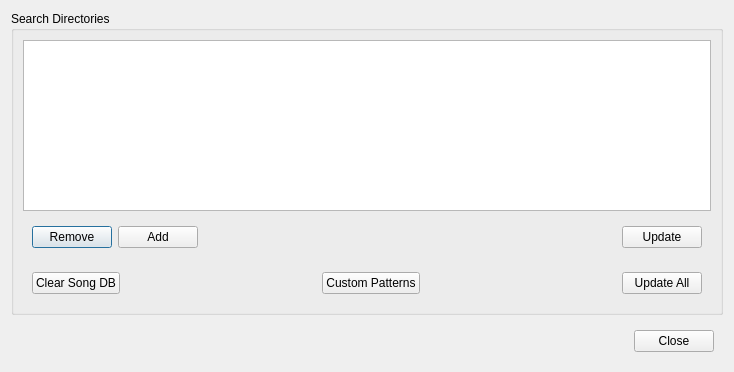
Before: the Qt Designer form OpenKJ/dlgdatabase.ui in OpenKJ/OpenKJ, drawn with Qt 5.
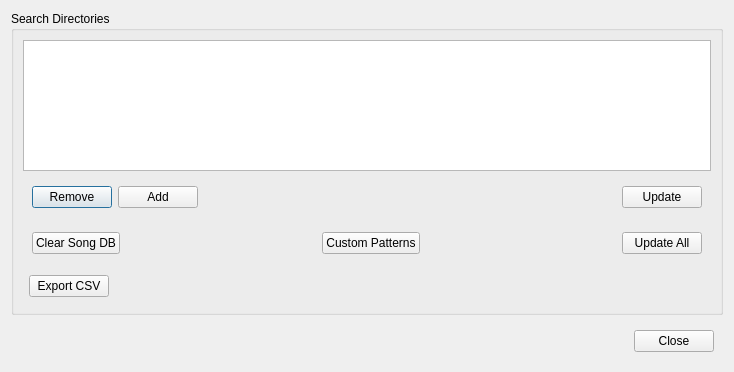
After: the same form once the commit is applied.

Commit message: Feature request - Add option to export DB as a CSV file

Diff of the .ui file:
```diff
--- a/OpenKJ/dlgdatabase.ui
+++ b/OpenKJ/dlgdatabase.ui
@@ -146,6 +146,42 @@
           </layout>
          </widget>
         </item>
+        <item>
+         <layout class="QHBoxLayout" name="horizontalLayout_4">
+          <property name="leftMargin">
+           <number>6</number>
+          </property>
+          <property name="topMargin">
+           <number>6</number>
+          </property>
+          <property name="rightMargin">
+           <number>6</number>
+          </property>
+          <property name="bottomMargin">
+           <number>6</number>
+          </property>
+          <item>
+           <widget class="QPushButton" name="btnExport">
+            <property name="text">
+             <string>Export CSV</string>
+            </property>
+           </widget>
+          </item>
+          <item>
+           <spacer name="horizontalSpacer_5">
+            <property name="orientation">
+             <enum>Qt::Horizontal</enum>
+            </property>
+            <property name="sizeHint" stdset="0">
+             <size>
+              <width>40</width>
+              <height>20</height>
+             </size>
+            </property>
+           </spacer>
+          </item>
+         </layout>
+        </item>
        </layout>
       </widget>
      </item>
```
The commit also changes 2 other files.
